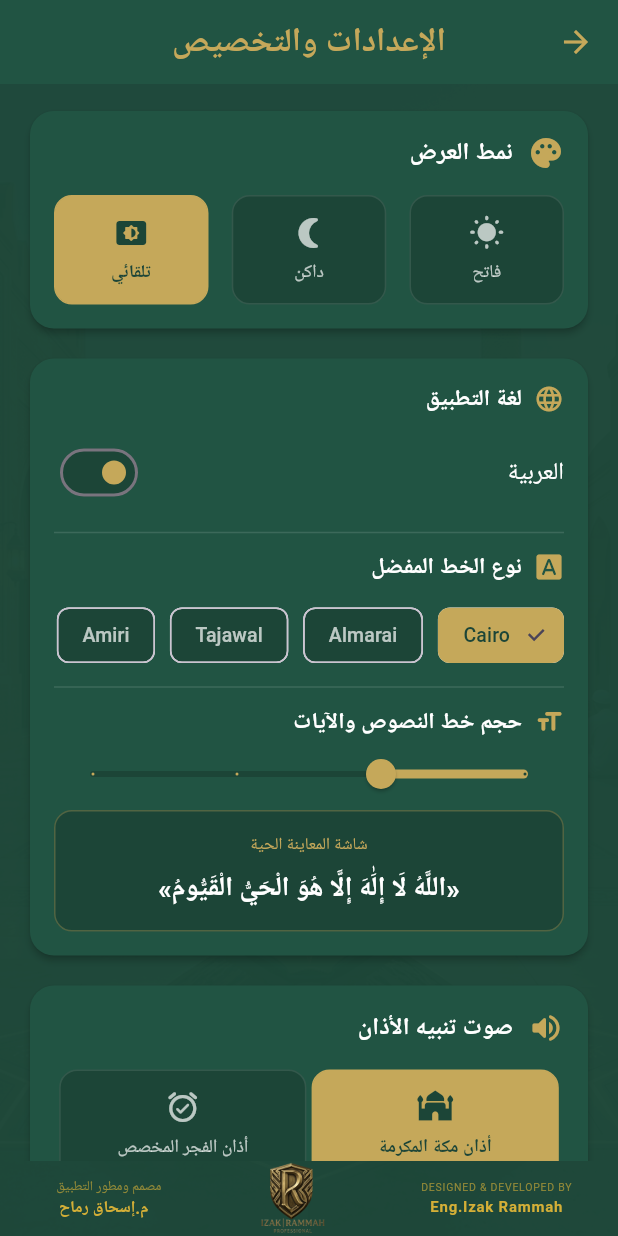
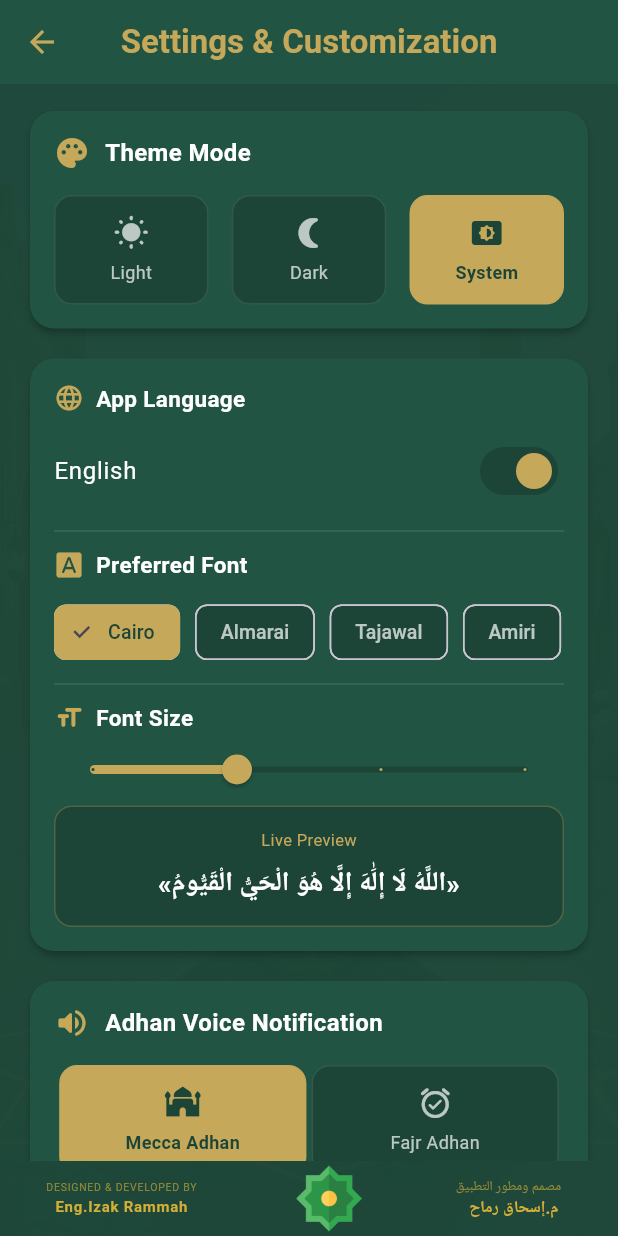
Before and after one commit to Eng-Izak/muslim_worship_guid_app, a Flutter app: the HomeScreen screen opened directly, after a tap on the "settings" icon, on a phone screen of 412 x 824 dp. Run offline on Flutter 3.47's test engine with Material 3 defaults, Android fonts, the phone set to English and light mode, and no system bars; our stand-ins replace bloc, flutter_bloc, flutter_cache_manager, flutter_local_notifications, flutter_timezone, geocoding and 11 more; missing offline and left inert: adhan_dart, flutter_foreground_task; accounts and stored records are empty; Roboto replaces fonts that are missing (Almarai, Amiri, Cairo).

Commit message:
change the name and the icon of apllication , modify some details in interface language ...

```diff
--- a/lib/core/services/notification_service.dart
+++ b/lib/core/services/notification_service.dart
@@ -32,7 +32,7 @@
 
     // إعدادات أندرويد (أيقونة التطبيق كأيقونة افتراضية للإشعار)
     const AndroidInitializationSettings initializationSettingsAndroid =
-        AndroidInitializationSettings('@mipmap/ic_launcher');
+        AndroidInitializationSettings('@mipmap/launcher_icon');
 
     // إعدادات iOS/Darwin
     const DarwinInitializationSettings initializationSettingsDarwin =
--- a/lib/features/user_settings/logic/settings_cubit/settings_cubit.dart
+++ b/lib/features/user_settings/logic/settings_cubit/settings_cubit.dart
@@ -1,3 +1,4 @@
+import 'dart:io';
 import 'package:bloc/bloc.dart';
 import 'package:flutter/material.dart';
 import 'package:hive/hive.dart';
@@ -12,10 +13,16 @@
       'Cairo'; // خطك الإسلامي الأساسي الفاخر
   static const double _defaultFontScale = 1.0;
 
+  /// استنتاج اللغة الافتراضية من لغة الجهاز عند أول تشغيل
+  static String get _systemDefaultLang {
+    final String deviceLang = Platform.localeName.split('_').first.toLowerCase();
+    return (deviceLang == 'en') ? 'en' : 'ar';
+  }
+
   SettingsCubit()
     : super(
         SettingsState(
-          locale: const Locale(_defaultLang),
+          locale: const Locale(_defaultLang), // سيُحدَّث فوراً في _loadSavedSettings باللغة الحقيقية
           fontFamily: _defaultFontFamily,
           fontScale: _defaultFontScale,
         ),
@@ -25,8 +32,9 @@
 
   /// تحميل كافة الإعدادات المخزنة من الـ Hive عند تهيئة الكيوبت
   void _loadSavedSettings() {
+    // إذا لم يختر المستخدم لغة من قبل، نستخدم لغة الجهاز تلقائياً
     final String lang =
-        _settingsBox.get('language_code', defaultValue: _defaultLang) as String;
+        _settingsBox.get('language_code', defaultValue: _systemDefaultLang) as String;
     final String font =
         _settingsBox.get('font_family', defaultValue: _defaultFontFamily)
             as String;
--- a/lib/features/user_settings/ui/widgets/typography_selector_card.dart
+++ b/lib/features/user_settings/ui/widgets/typography_selector_card.dart
@@ -1,6 +1,7 @@
 import 'package:flutter/material.dart';
 import 'package:flutter_bloc/flutter_bloc.dart';
 import 'package:google_fonts/google_fonts.dart';
+import 'package:prayer_times_quran_azkar_app/core/theming/localization.dart';
 import 'package:prayer_times_quran_azkar_app/features/user_settings/logic/settings_cubit/settings_cubit.dart';
 
 class TypographySelectorCard extends StatelessWidget {
@@ -14,6 +15,7 @@
     return BlocBuilder<SettingsCubit, SettingsState>(
       builder: (context, state) {
         final settingsCubit = context.read<SettingsCubit>();
+        final isAr = state.locale.languageCode == 'ar';
 
         return Card(
           color: const Color(0xFF215443),
@@ -27,19 +29,22 @@
               crossAxisAlignment: CrossAxisAlignment.start,
               children: [
                 // --- 1. اختيار اللغة ---
-                _buildSectionHeader(Icons.language_rounded, "لغة التطبيق"),
+                _buildSectionHeader(
+                  Icons.language_rounded,
+                  Localization.tr(context, ar: 'لغة التطبيق', en: 'App Language'),
+                ),
                 const SizedBox(height: 10),
                 ListTile(
                   contentPadding: EdgeInsets.zero,
                   title: Text(
-                    state.locale.languageCode == 'ar' ? "العربية" : "English",
+                    isAr ? 'العربية' : 'English',
                     style: const TextStyle(
                       color: Colors.white,
                       fontFamily: 'Cairo',
                     ),
                   ),
                   trailing: Switch(
-                    value: state.locale.languageCode == 'en',
+                    value: !isAr,
                     activeThumbColor: const Color(0xFFC5A85A),
                     activeTrackColor: const Color(0xFF1C4537),
                     inactiveThumbColor: const Color(0xFFC5A85A),
@@ -54,7 +59,7 @@
                 // --- 2. اختيار نوع الخط ---
                 _buildSectionHeader(
                   Icons.font_download_rounded,
-                  "نوع الخط المفضل",
+                  Localization.tr(context, ar: 'نوع الخط المفضل', en: 'Preferred Font'),
                 ),
                 const SizedBox(height: 12),
                 SizedBox(
@@ -92,7 +97,7 @@
                 // --- 3. التحكم بحجم الخط (Slider) ---
                 _buildSectionHeader(
                   Icons.format_size_rounded,
-                  "حجم خط النصوص والآيات",
+                  Localization.tr(context, ar: 'حجم الخط', en: 'Font Size'),
                 ),
                 Slider(
                   value: state.fontScale,
@@ -117,9 +122,9 @@
                   ),
                   child: Column(
                     children: [
-                      const Text(
-                        "شاشة المعاينة الحية",
-                        style: TextStyle(
+                      Text(
+                        Localization.tr(context, ar: 'شاشة المعاينة الحية', en: 'Live Preview'),
+                        style: const TextStyle(
                           fontFamily: 'Cairo',
                           fontSize: 11,
                           color: Color(0xFFC5A85A),
@@ -127,7 +132,7 @@
                       ),
                       const SizedBox(height: 8),
                       Text(
-                        "«اللَّهُ لَا إِلَٰهَ إِلَّا هُوَ الْحَيُّ الْقَيُّومُ»",
+                        '«اللَّهُ لَا إِلَٰهَ إِلَّا هُوَ الْحَيُّ الْقَيُّومُ»',
                         textAlign: TextAlign.center,
                         style: GoogleFonts.getFont(
                           state.fontFamily,
--- a/lib/main.dart
+++ b/lib/main.dart
@@ -20,9 +20,10 @@
   await notificationService.init();
   await ForegroundNotificationService.init();
   await JustAudioBackground.init(
-    androidNotificationChannelId: 'com.ryanheise.bg_demo.channel.audio',
-    androidNotificationChannelName: 'تشغيل الصوتيات',
+    androidNotificationChannelId: 'com.muslimworshipguid.audio',
+    androidNotificationChannelName: 'MuslimWorshipGuid - Audio',
     androidNotificationOngoing: true,
+    androidNotificationIcon: 'mipmap/launcher_icon',
   );
 
   Bloc.observer = StatesObserver();
--- a/pubspec.yaml
+++ b/pubspec.yaml
@@ -48,6 +48,12 @@
   hive_generator: ^2.0.1
   build_runner: ^2.4.8
   flutter_lints: ^6.0.0
+  flutter_launcher_icons: ^0.13.1
+
+flutter_launcher_icons:
+  android: "launcher_icon"
+  ios: true
+  image_path: "assets/images/logo.png"
 
 flutter:
   generate: true
```
Also changed, not shown: lib/app/muslim_app.dart (+9 -1 lines), assets/images/logo.png, pubspec.lock, 29 other files.
